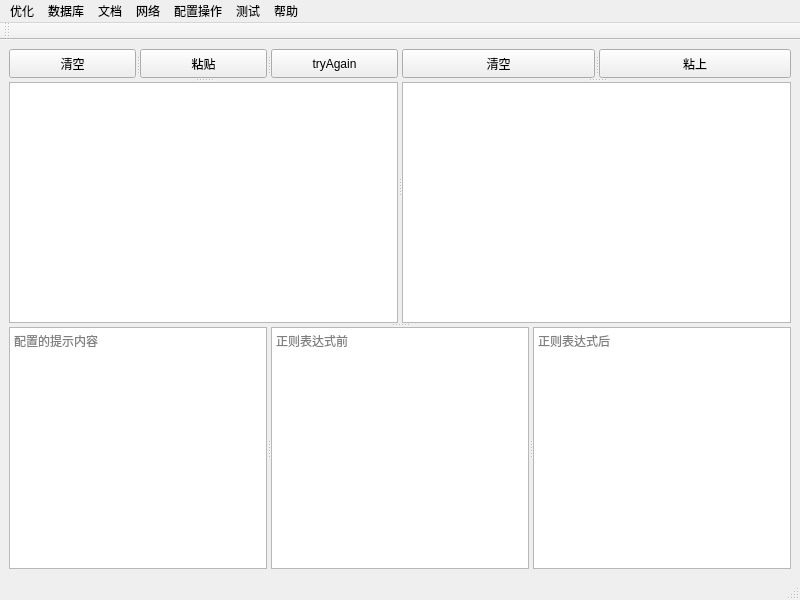
This is codesets/mainwindow.ui in weilaidb/codetools as Qt 5 draws it before an edit. The edited form follows.
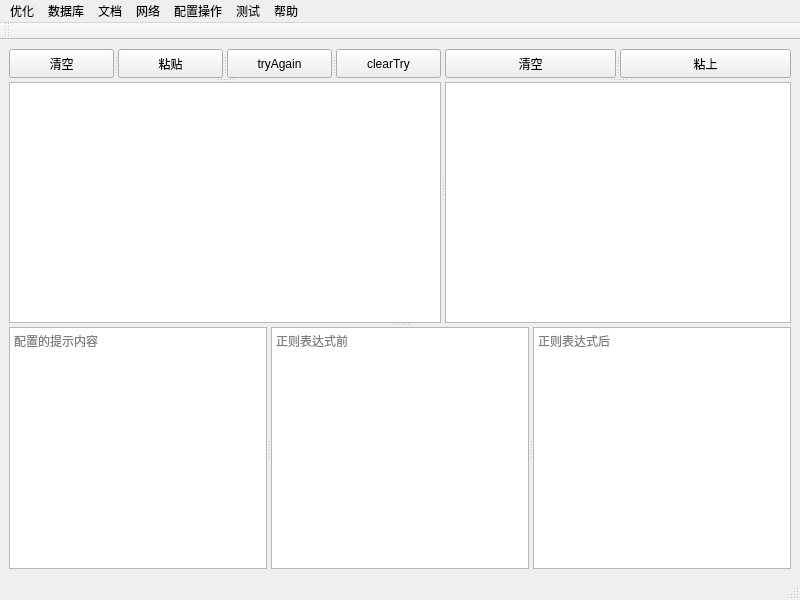
This is the edited form. Icons and pictures are not drawn.

Commit message: add clear & stryAgain

Patch:
```diff
--- a/codesets/mainwindow.ui
+++ b/codesets/mainwindow.ui
@@ -77,6 +77,11 @@
              <string>tryAgain</string>
             </property>
            </widget>
+           <widget class="QPushButton" name="pushButton_clearTryAgainExt">
+            <property name="text">
+             <string>clearTry</string>
+            </property>
+           </widget>
           </widget>
          </widget>
         </widget>
```
The commit also changes 4 other files.
